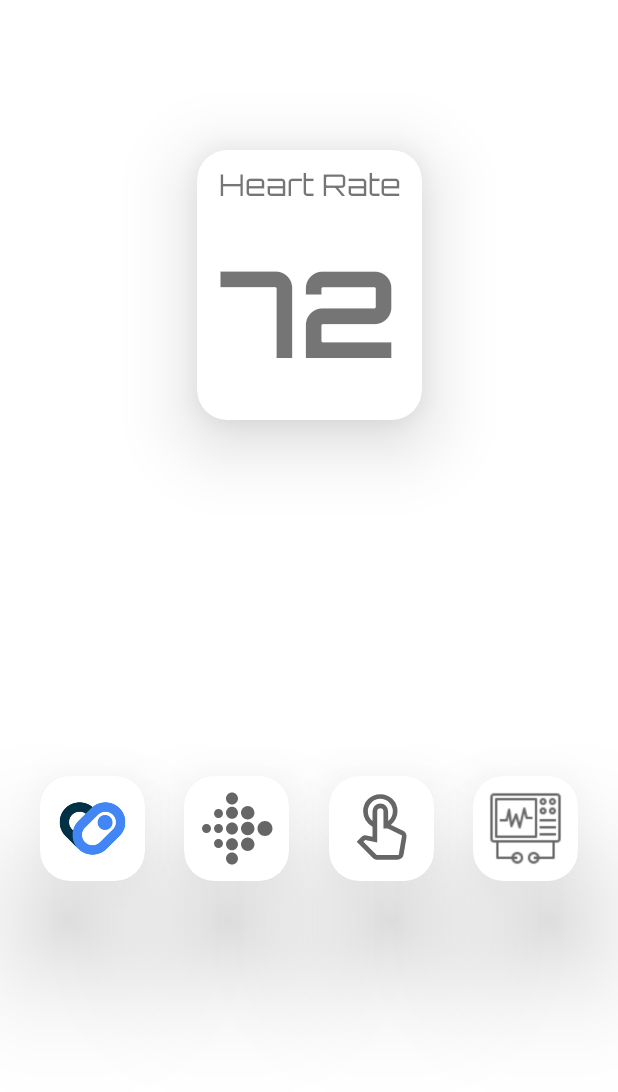
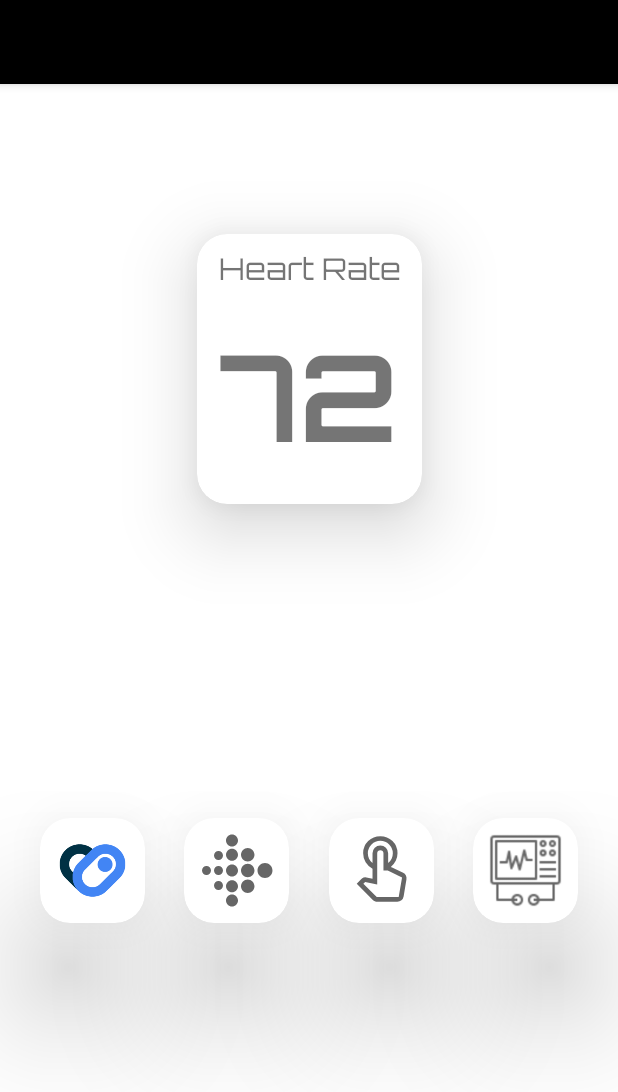
Before and after one commit to Devsoc-BPGC/HRMAA-Prototype, an Android app: the screen it shows after launch (MainActivity), on a phone screen of 412 x 824 dp. Shown: the top 1092 px of the screen. Run offline under Robolectric (Android 15) with nearby library versions, the phone set to English and light mode, and no system bars; our stand-ins replace data binding.

Commit message:
Fixed crashes in light mode in old phones bug ... Don't know why, in older android versions, 10 and below, the app crashes in dark mode, saying that Extended FAB requires a theme that inherits Theme.MaterialComponents, on setting the parent of the Theme.HRMAA_Prototype as Theme.MaterialComponenets.DayNight.DarkActionBar. Currently changed the parent to Theme.MaterialComponents.DayNight

```diff
--- a/app/src/main/res/values-night/themes.xml
+++ b/app/src/main/res/values-night/themes.xml
@@ -1,6 +1,6 @@
 <resources xmlns:tools="http://schemas.android.com/tools">
     <!-- Base application theme. -->
-    <style name="Theme.HRMAA_PROTOTYPE" parent="Theme.MaterialComponents.DayNight.DarkActionBar">
+    <style name="Theme.HRMAA_PROTOTYPE" parent="Theme.MaterialComponents">
         <!-- Primary brand color. -->
         <item name="colorPrimary">@color/purple_200</item>
         <item name="colorPrimaryVariant">@color/purple_700</item>
--- a/app/src/main/res/values/themes.xml
+++ b/app/src/main/res/values/themes.xml
@@ -1,6 +1,10 @@
 <resources xmlns:tools="http://schemas.android.com/tools">
     <!-- Base application theme. -->
-    <style name="Theme.HRMAA_PROTOTYPE" parent="Theme.MaterialComponents.DayNight.NoActionBar">
+<!--    Don't know why, in older android versions, 10 and below, the app crashes in dark mode, saying that Extended FAB-->
+<!--    requires a theme that inherits Theme.MaterialComponents, on setting the parent of the Theme.HRMAA_-->
+<!--    _Prototype as Theme.MaterialComponenets.DayNight.DarkActionBar.-->
+<!--    Currently changed the parent to Theme.MaterialComponents.DayNight-->
+    <style name="Theme.HRMAA_PROTOTYPE" parent="Theme.MaterialComponents.DayNight">
         <!-- Primary brand color. -->
         <item name="colorPrimary">@color/black</item>
         <item name="colorPrimaryVariant">@color/black</item>
@@ -19,7 +23,6 @@
     </style>
     <style name="Theme.HRMAA_PROTOTYPE.AppBarOverlay"
         parent="ThemeOverlay.AppCompat.Dark.ActionBar" />
-    <style name="Theme.HRMAA_PROTOTYPE.PopupOverlay" parent="ThemeOverlay.AppCompat.Light" />
 
     <style name="Theme.App.Starting" parent="Theme.SplashScreen">
         <!-- Set the splash screen background, animated icon, and animation duration. -->
```
